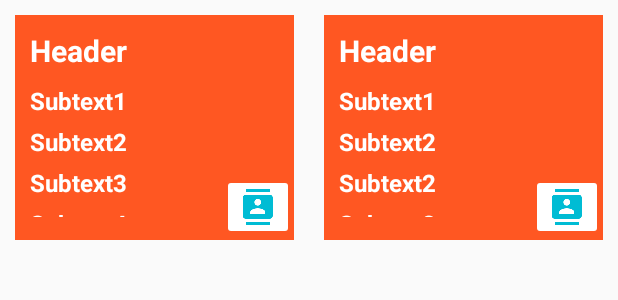
After one commit to severinrudie/event-organizer, an Android app: the layout detail_list_item.xml on its own in the app's theme, with its tools: preview values and no code run, on a phone screen of 412 x 824 dp. The commit adds this screen. Shown: the top 300 px of the screen. Run offline under Robolectric (Android 15) with nearby library versions, the phone set to English and light mode, and no system bars.

Commit message:
added detail_list_item.xml

```diff
--- a/EventOrganizer/app/src/main/java/com/rudie/severin/eventorganizer/EventsActivity.java
+++ b/EventOrganizer/app/src/main/java/com/rudie/severin/eventorganizer/EventsActivity.java
@@ -19,7 +19,6 @@ import java.util.logging.Logger;
 
 public class EventsActivity extends AppCompatActivity {
 
-//    ArrayList<SuperCard> mEventHolder;
     ListView mEventListView;
     EventsAdapter adapter;
     String[] testArray;
--- a/EventOrganizer/app/src/main/java/com/rudie/severin/eventorganizer/UtilityClasses/CardHolder.java
+++ b/EventOrganizer/app/src/main/java/com/rudie/severin/eventorganizer/UtilityClasses/CardHolder.java
@@ -17,7 +17,6 @@ public class CardHolder {
     public CardHolder() {
         mEventHolder = new ArrayList<>();
         mEventHolder.add(new EmptyEventCard());
-
     }
 
     public void passEventsAdapter(EventsAdapter eventsAdapter) {
--- a/EventOrganizer/app/src/main/java/com/rudie/severin/eventorganizer/UtilityClasses/EventsAdapter.java
+++ b/EventOrganizer/app/src/main/java/com/rudie/severin/eventorganizer/UtilityClasses/EventsAdapter.java
@@ -59,8 +59,7 @@ public class EventsAdapter extends BaseAdapter {
         View v = child;
         CompleteListViewHolder viewHolder;
         String type = mEventCards.get(position).getType();
-//        logger.error(type);
-//        logger.error("EventCards.size() == " + mEventCards.size());
+
         if (type == null) {
             logger.debug("Type == null. Position == " + position);
         }
@@ -134,7 +133,7 @@ public class EventsAdapter extends BaseAdapter {
     private void setListener(View view, String type) {
 
         if (type.equals(PH.PARAM_EVENT_CARD)) {
-            // TODO: put stuff here
+            // TODO: put activity changes here
             view.setOnClickListener(null);
         } else if (type.equals(PH.PARAM_EMPTY_EVENT_CARD)) {
             view.setOnClickListener(new View.OnClickListener() {
--- /dev/null
+++ b/EventOrganizer/app/src/main/res/layout/detail_list_item.xml
@@ -0,0 +1,127 @@
+<?xml version="1.0" encoding="utf-8"?>
+<LinearLayout xmlns:android="http://schemas.android.com/apk/res/android"
+    android:orientation="vertical" android:layout_width="match_parent"
+    android:layout_height="match_parent">
+
+    <LinearLayout
+        android:orientation="horizontal"
+        android:layout_width="match_parent"
+        android:layout_height="match_parent">
+
+        <FrameLayout
+            android:layout_width="0dp"
+            android:layout_height="150dp"
+            android:layout_weight="1"
+            android:layout_margin="10dp"
+            android:padding="0dp">
+
+        <LinearLayout
+            android:orientation="vertical"
+            android:layout_width="match_parent"
+            android:layout_height="match_parent"
+            android:layout_margin="0dp"
+            android:padding="10dp"
+            android:paddingLeft="20dp"
+            android:paddingRight="20dp"
+            android:background="@color/colorPrimary"
+            android:id="@+id/PARAM_ID_DETAIL_OVERALL"
+            android:layout_weight="1">
+
+            <TextView
+                style="@style/primaryText"
+                android:textAppearance="?android:attr/textAppearanceLarge"
+                android:textSize="20sp"
+                android:text="Header"
+                android:id="@+id/PARAM_ID_DETAIL_HEADER" />
+
+            <TextView
+                style="@style/primaryText"
+                android:text="Subtext1"
+                android:id="@+id/PARAM_ID_DETAIL_SUBTEXT1"
+                android:layout_marginTop="3dp" />
+
+            <TextView
+                style="@style/primaryText"
+                android:text="Subtext2"
+                android:id="@+id/PARAM_ID_DETAIL_SUBTEXT2" />
+
+            <TextView
+                style="@style/primaryText"
+                android:text="Subtext3"
+                android:id="@+id/PARAM_ID_DETAIL_SUBTEXT3" />
+
+            <TextView
+                style="@style/primaryText"
+                android:text="Subtext4"
+                android:id="@+id/PARAM_ID_DETAIL_SUBTEXT4"
+                android:layout_marginRight="40dp" />
+        </LinearLayout>
+
+            <ImageButton
+                android:theme="@style/Icon"
+                android:src="@drawable/ic_contacts_black_24dp"
+                android:tint="@color/colorAccent"
+                android:layout_width="wrap_content"
+                android:layout_height="wrap_content"
+                android:layout_gravity="bottom|right"
+                android:backgroundTint="@color/text"
+                android:id="@+id/PARAM_ID_DETAIL_ICON"/>
+
+        </FrameLayout>
+
+        <FrameLayout
+            android:layout_width="0dp"
+            android:layout_height="150dp"
+            android:layout_weight="1"
+            android:layout_margin="10dp"
+            android:padding="0dp">
+
+            <LinearLayout
+                android:orientation="vertical"
+                android:layout_width="match_parent"
+                android:layout_height="match_parent"
+                android:layout_margin="0dp"
+                android:padding="10dp"
+                android:paddingLeft="20dp"
+                android:paddingRight="20dp"
+                android:background="@color/colorPrimary"
+                android:layout_weight="1">
+
+                <TextView
+                    style="@style/primaryText"
+                    android:textAppearance="?android:attr/textAppearanceLarge"
+                    android:textSize="20sp"
+                    android:text="Header"/>
+
+                <TextView
+                    style="@style/primaryText"
+                    android:text="Subtext1"
+                    android:layout_marginTop="3dp" />
+
+                <TextView
+                    style="@style/primaryText"
+                    android:text="Subtext2" />
+
+                <TextView
+                    style="@style/primaryText"
+                    android:text="Subtext2" />
+
+                <TextView
+                    style="@style/primaryText"
+                    android:text="Subtext2"/>
+            </LinearLayout>
+
+            <ImageButton
+                android:theme="@style/Icon"
+                android:src="@drawable/ic_contacts_black_24dp"
+                android:tint="@color/colorAccent"
+                android:layout_width="wrap_content"
+                android:layout_height="wrap_content"
+                android:layout_gravity="bottom|right"
+                android:backgroundTint="@color/text" />
+
+        </FrameLayout>
+    </LinearLayout>
+
+
+</LinearLayout>
--- a/EventOrganizer/app/src/main/res/layout/empty_event_list_item.xml
+++ /dev/null
@@ -1,45 +0,0 @@
-<?xml version="1.0" encoding="utf-8"?>
-<LinearLayout xmlns:android="http://schemas.android.com/apk/res/android"
-    android:orientation="vertical" android:layout_width="match_parent"
-    android:layout_height="match_parent">
-
-    <FrameLayout
-        android:layout_width="match_parent"
-        android:layout_height="wrap_content"
-        android:layout_margin="10dp"
-        android:layout_marginLeft="20dp"
-        android:layout_marginRight="20dp">
-
-        <LinearLayout
-            android:orientation="vertical"
-            android:layout_width="match_parent"
-            android:layout_height="150dp"
-            android:padding="30dp"
-            android:paddingLeft="40dp"
-            android:paddingRight="40dp"
-            android:background="@color/colorPrimaryGreyed"
-            android:minHeight="150dp"
-            android:id="@+id/PARAM_ID_EVENT_OVERALL">
-
-            <TextView
-                style="@style/primaryText"
-                android:textAppearance="?android:attr/textAppearanceLarge"
-                android:text="New Event"
-                android:id="@+id/PARAM_ID_EVENT_HEADER"
-                android:textSize="24sp"
-                android:layout_width="wrap_content"
-                android:layout_height="wrap_content" />
-
-            <TextView
-                style="@style/primaryText"
-                android:id="@+id/PARAM_ID_EVENT_SUBTEXT1" />
-
-            <TextView
-                style="@style/primaryText"
-                android:id="@+id/PARAM_ID_EVENT_SUBTEXT2"
-                />
-        </LinearLayout>
-
-    </FrameLayout>
-
-</LinearLayout>
--- a/EventOrganizer/app/src/main/res/layout/event_list_item.xml
+++ b/EventOrganizer/app/src/main/res/layout/event_list_item.xml
@@ -20,14 +20,18 @@
             style="@style/primaryText"
             android:textAppearance="?android:attr/textAppearanceLarge"
             android:textSize="24sp"
+            android:text="Header"
             android:id="@+id/PARAM_ID_EVENT_HEADER"/>
 
         <TextView
             style="@style/primaryText"
-            android:id="@+id/PARAM_ID_EVENT_SUBTEXT1" />
+            android:text="Subtext1"
+            android:id="@+id/PARAM_ID_EVENT_SUBTEXT1"
+            android:layout_marginTop="10dp" />
 
         <TextView
             style="@style/primaryText"
+            android:text="Subtext2"
             android:id="@+id/PARAM_ID_EVENT_SUBTEXT2"
             />
     </LinearLayout>
--- a/EventOrganizer/app/src/main/res/values/styles.xml
+++ b/EventOrganizer/app/src/main/res/values/styles.xml
@@ -8,7 +8,7 @@
         <item name="colorAccent">@color/colorAccent</item>
     </style>
 
-    <style name="IconColors" parent="Theme.AppCompat.Light">
+    <style name="Icon" parent="Theme.AppCompat.Light">
         <item name="colorControlHighlight">@color/colorPrimary</item>
         <item name="colorButtonNormal">@color/colorAccent</item>
     </style>
```
Also changed, not shown: EventOrganizer/app/src/main/java/com/rudie/severin/eventorganizer/UtilityClasses/PH.java (+10 -0 lines).
